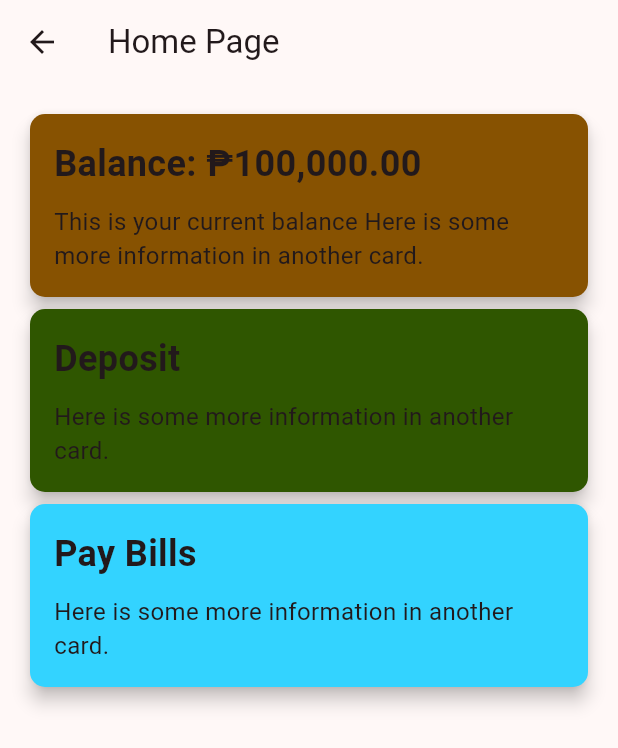
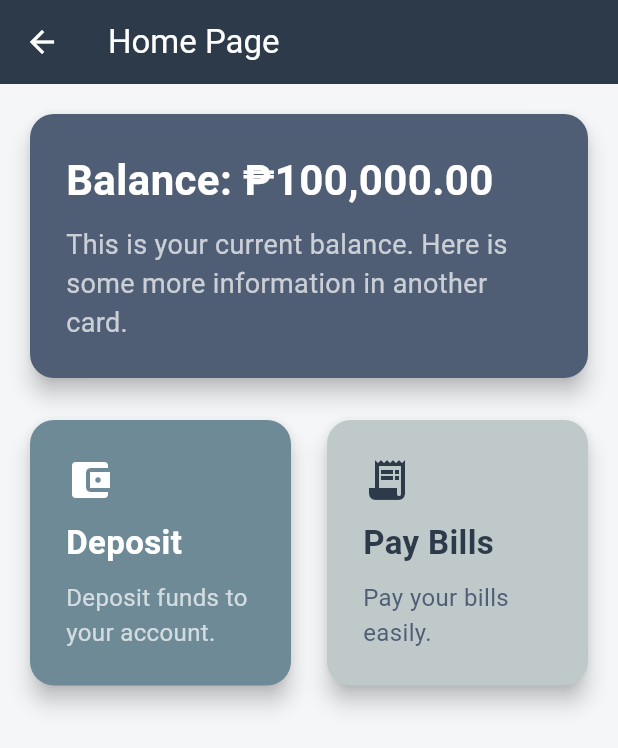
Before and after one commit to jarelltamonte/ATM-Machine-with-Flutter, a Flutter app: the HomePage screen opened directly, on a phone screen of 412 x 824 dp. Shown: the top 748 px of the screen. Run offline on Flutter 3.47's test engine with Material 3 defaults, Android fonts, the phone set to English and light mode, and no system bars.

Commit message:
ui changes

```diff
--- a/lib/main.dart
+++ b/lib/main.dart
@@ -11,8 +11,16 @@ class MyApp extends StatelessWidget {
     return MaterialApp(
       title: 'ATM Machine',
       theme: ThemeData(
-        colorScheme: ColorScheme.fromSeed(seedColor: Colors.pinkAccent),
+        colorScheme: ColorScheme.fromSeed(
+          seedColor: const Color(0xFF2D3A4A), // Muted blue-gray
+          brightness: Brightness.light,
+        ),
         useMaterial3: true,
+        scaffoldBackgroundColor: const Color(0xFFF4F6F8), // Light matte background
+        appBarTheme: const AppBarTheme(
+          backgroundColor: Color(0xFF2D3A4A), // Matte blue-gray
+          foregroundColor: Colors.white,
+        ),
       ),
       home: const LoginPage(),
     );
@@ -41,7 +49,7 @@ class _LoginPageState extends State<LoginPage> {
         return;
       }
       _pincode = _pincodeController.text;
-      if (_pincode == 'random') {
+      if (_pincode == '1234') {
         _attempts = 0;
         // Credentials match, show modal dialog
         _showLoginSuccessDialog();
@@ -89,20 +97,66 @@ class _LoginPageState extends State<LoginPage> {
     return Scaffold(
       appBar: AppBar(
         title: const Text('Login Page'),
-        backgroundColor: Theme.of(context).colorScheme.inversePrimary,
+        elevation: 0,
       ),
-      body: Padding(
-        padding: const EdgeInsets.all(16.0),
+      body: Center(
+        child: SingleChildScrollView(
+          child: Padding(
+            padding: const EdgeInsets.all(24.0),
+            child: Card(
+              elevation: 6,
+              color: const Color(0xFFE9ECEF), // Matte light card
+              shape: RoundedRectangleBorder(
+                borderRadius: BorderRadius.circular(20),
+              ),
+              child: Padding(
+                padding: const EdgeInsets.symmetric(vertical: 32.0, horizontal: 24.0),
                 child: Column(
-          mainAxisAlignment: MainAxisAlignment.center,
+                  mainAxisSize: MainAxisSize.min,
                   children: <Widget>[
+                    Icon(Icons.lock_outline, size: 60, color: const Color(0xFF2D3A4A)),
+                    const SizedBox(height: 20),
+                    Text(
+                      'ATM Login',
+                      style: Theme.of(context).textTheme.headlineSmall?.copyWith(
+                        fontWeight: FontWeight.bold,
+                        color: const Color(0xFF2D3A4A),
+                      ),
+                    ),
+                    const SizedBox(height: 30),
                     TextField(
                       controller: _pincodeController,
-              decoration: const InputDecoration(labelText: 'Pincode'),
+                      obscureText: true,
+                      keyboardType: TextInputType.number,
+                      maxLength: 4,
+                      decoration: InputDecoration(
+                        labelText: 'Pincode',
+                        border: OutlineInputBorder(borderRadius: BorderRadius.circular(10)),
+                        prefixIcon: const Icon(Icons.pin, color: Color(0xFF2D3A4A)),
+                        counterText: '',
+                        fillColor: Colors.white,
+                        filled: true,
+                      ),
                     ),
                     const SizedBox(height: 20),
-            ElevatedButton(onPressed: _login, child: const Text('Login')),
+                    SizedBox(
+                      width: double.infinity,
+                      child: ElevatedButton(
+                        onPressed: _login,
+                        style: ElevatedButton.styleFrom(
+                          padding: const EdgeInsets.symmetric(vertical: 16),
+                          shape: RoundedRectangleBorder(borderRadius: BorderRadius.circular(10)),
+                          backgroundColor: const Color(0xFF4F5D75), // Muted blue
+                          foregroundColor: Colors.white,
+                        ),
+                        child: const Text('Login', style: TextStyle(fontSize: 18)),
+                      ),
+                    ),
                   ],
+                ),
+              ),
+            ),
+          ),
         ),
       ),
     );
@@ -114,94 +168,111 @@ class HomePage extends StatelessWidget {
   @override
   Widget build(BuildContext context) {
     return Scaffold(
-      appBar: AppBar(title: const Text('Home Page')),
+      appBar: AppBar(
+        title: const Text('Home Page'),
+        elevation: 0,
+      ),
       body: Padding(
         padding: const EdgeInsets.all(16.0),
-        child: Column(
+        child: ListView(
           children: <Widget>[
-            // First card
             Card(
-              color: const Color.fromARGB(255, 135, 82, 1),
-              elevation: 5,
+              color: const Color(0xFF4F5D75), // Muted blue
+              elevation: 6,
               shape: RoundedRectangleBorder(
-                borderRadius: BorderRadius.circular(10),
+                borderRadius: BorderRadius.circular(16),
               ),
               child: Padding(
-                padding: const EdgeInsets.all(16.0),
+                padding: const EdgeInsets.all(24.0),
                 child: Column(
                   crossAxisAlignment: CrossAxisAlignment.start,
                   children: const <Widget>[
                     Text(
                       'Balance: ₱100,000.00',
                       style: TextStyle(
-                        fontSize: 24,
+                        fontSize: 28,
                         fontWeight: FontWeight.bold,
+                        color: Colors.white,
                       ),
                     ),
                     SizedBox(height: 10),
                     Text(
-                      'This is your current balance Here is some more information in another card.',
-                      style: TextStyle(fontSize: 16),
+                      'This is your current balance. Here is some more information in another card.',
+                      style: TextStyle(fontSize: 18, color: Colors.white70),
                     ),
                   ],
                 ),
               ),
             ),
-            //const SizedBox(height: 20), // Space between the two cards
-            // Second card
-            Card(
-              color: const Color.fromARGB(255, 47, 86, 0),
-              elevation: 5,
+            const SizedBox(height: 20),
+            Row(
+              children: [
+                Expanded(
+                  child: Card(
+                    color: const Color(0xFF6D8A96), // Muted teal
+                    elevation: 6,
                     shape: RoundedRectangleBorder(
-                borderRadius: BorderRadius.circular(10),
+                      borderRadius: BorderRadius.circular(16),
                     ),
                     child: Padding(
-                padding: const EdgeInsets.all(16.0),
+                      padding: const EdgeInsets.all(24.0),
                       child: Column(
                         crossAxisAlignment: CrossAxisAlignment.start,
                         children: const <Widget>[
+                          Icon(Icons.account_balance_wallet, color: Colors.white, size: 32),
+                          SizedBox(height: 10),
                           Text(
                             'Deposit',
                             style: TextStyle(
-                        fontSize: 24,
+                              fontSize: 22,
                               fontWeight: FontWeight.bold,
+                              color: Colors.white,
                             ),
                           ),
                           SizedBox(height: 10),
                           Text(
-                      'Here is some more information in another card.',
-                      style: TextStyle(fontSize: 16),
+                            'Deposit funds to your account.',
+                            style: TextStyle(fontSize: 16, color: Colors.white70),
                           ),
                         ],
                       ),
                     ),
                   ),
-            Card(
-              color: const Color(0xFF33D3FF),
-              elevation: 5,
+                ),
+                const SizedBox(width: 16),
+                Expanded(
+                  child: Card(
+                    color: const Color(0xFFBFC9CA), // Matte gray
+                    elevation: 6,
                     shape: RoundedRectangleBorder(
-                borderRadius: BorderRadius.circular(10),
+                      borderRadius: BorderRadius.circular(16),
                     ),
                     child: Padding(
-                padding: const EdgeInsets.all(16.0),
+                      padding: const EdgeInsets.all(24.0),
                       child: Column(
                         crossAxisAlignment: CrossAxisAlignment.start,
                         children: const <Widget>[
+                          Icon(Icons.receipt_long, color: Color(0xFF2D3A4A), size: 32),
+                          SizedBox(height: 10),
                           Text(
                             'Pay Bills',
                             style: TextStyle(
-                        fontSize: 24,
+                              fontSize: 22,
                               fontWeight: FontWeight.bold,
+                              color: Color(0xFF2D3A4A),
                             ),
                           ),
                           SizedBox(height: 10),
                           Text(
-                      'Here is some more information in another card.',
-                      style: TextStyle(fontSize: 16),
+                            'Pay your bills easily.',
+                            style: TextStyle(fontSize: 16, color: Color(0xFF4F5D75)),
                           ),
                         ],
                       ),
                     ),
+                  ),
+                ),
+              ],
             ),
           ],
         ),
```
Lines whose indentation alone changed are shown as unchanged.
